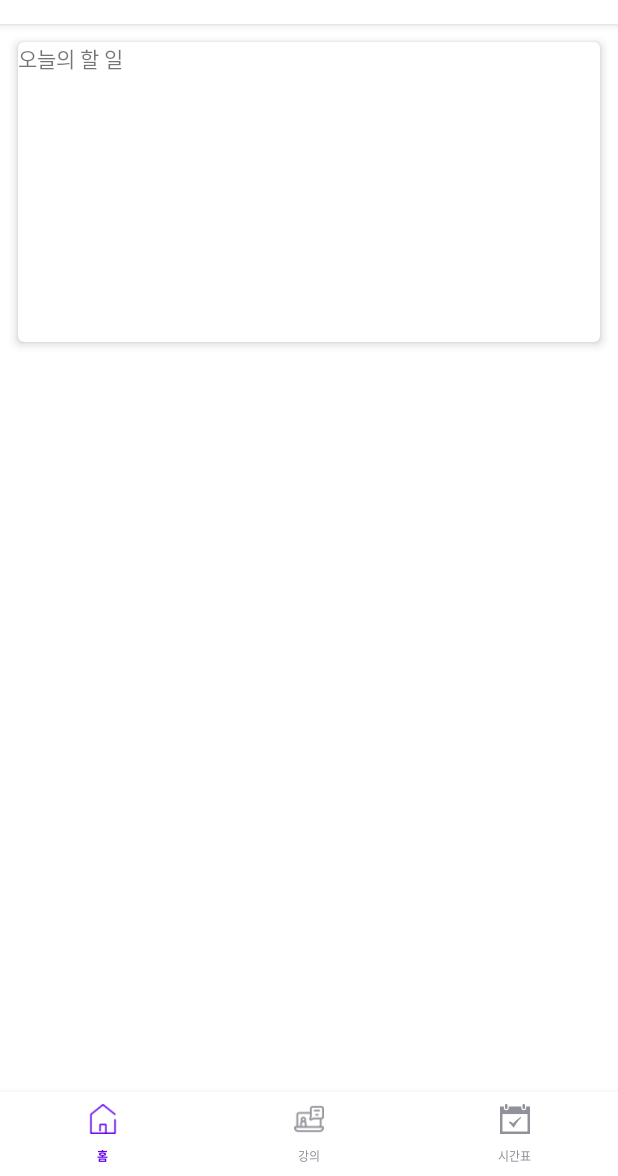
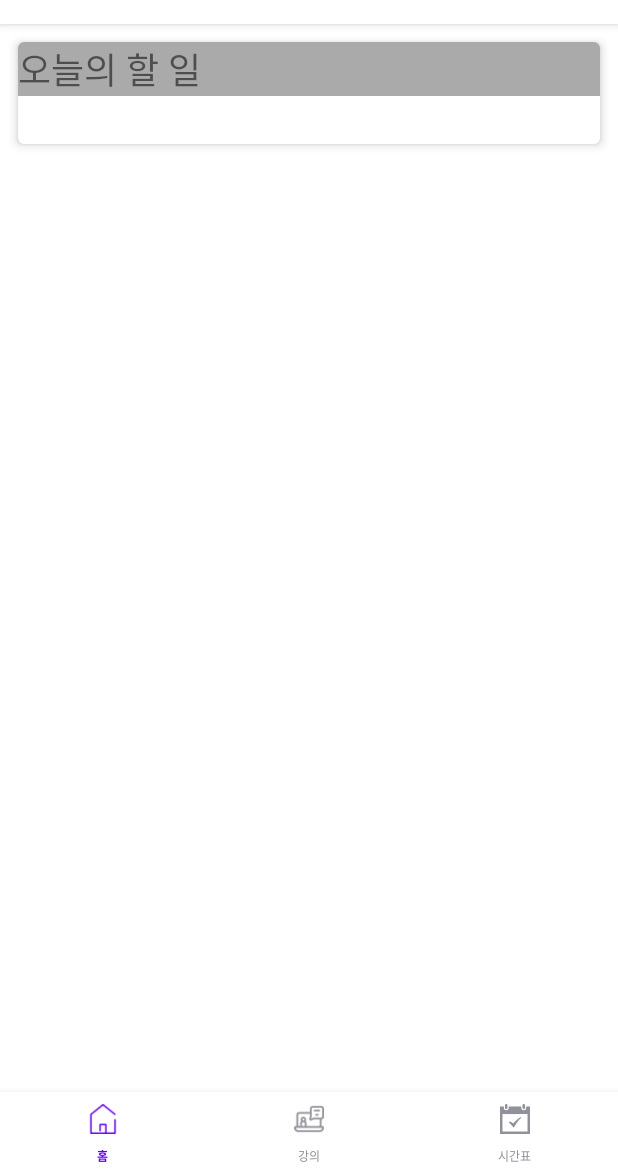
Before and after one commit to chrisais9/UntactHelper, an Android app: the HomeFragment screen opened directly, with no data from a screen before it, on a phone screen of 412 x 824 dp, the part 60-1236 px from its top. Run offline under Robolectric (Android 15) with nearby library versions, the phone set to English and light mode, and no system bars; our stand-ins replace RxJava, data binding; libraries missing offline, so code that uses them is left out: com.github.nitrico.lastadapter, com.github.tlaabs.timetableview; network calls fail; 3 statements that could not run were skipped.

Commit message:
일부 디자인 변경

```diff
--- a/app/src/main/res/layout/fragment_home.xml
+++ b/app/src/main/res/layout/fragment_home.xml
@@ -39,7 +39,7 @@
 
         <com.google.android.material.card.MaterialCardView
             android:layout_width="match_parent"
-            android:layout_height="200dp"
+            android:layout_height="wrap_content"
             android:layout_marginTop="?attr/actionBarSize"
             app:layout_constraintTop_toBottomOf="@id/toolbar_layout"
             app:cardElevation="4dp"
@@ -51,13 +51,16 @@
                 android:orientation="vertical">
 
                 <TextView
+                    android:background="@android:color/darker_gray"
                     android:id="@+id/tv_title"
                     android:layout_width="match_parent"
                     android:layout_height="wrap_content"
+                    android:textSize="24sp"
                     android:text="오늘의 할 일" />
 
                 <androidx.recyclerview.widget.RecyclerView
                     android:id="@+id/rv_todo"
+                    android:padding="16dp"
                     android:layout_width="match_parent"
                     android:layout_height="match_parent"/>
 
--- a/app/src/main/res/layout/item_home_todo.xml
+++ b/app/src/main/res/layout/item_home_todo.xml
@@ -32,7 +32,7 @@
             app:layout_constraintTop_toTopOf="parent"
             android:background="@android:color/darker_gray"
             app:layout_constraintStart_toEndOf="@id/tv_time"
-            app:layout_constraintBottom_toBottomOf="@id/tv_description"/>
+            app:layout_constraintBottom_toBottomOf="parent"/>
 
         <TextView
             tools:text="응용통계학"
@@ -51,6 +51,8 @@
             android:id="@+id/iv_type"
             app:layout_constraintTop_toBottomOf="@id/tv_title"
             app:layout_constraintStart_toStartOf="@id/tv_title"
+            android:layout_marginBottom="12dp"
+            app:layout_constraintBottom_toBottomOf="parent"
             android:src="@drawable/ic_main_logo"
             android:layout_width="20dp"
             android:layout_height="20dp"/>
```
